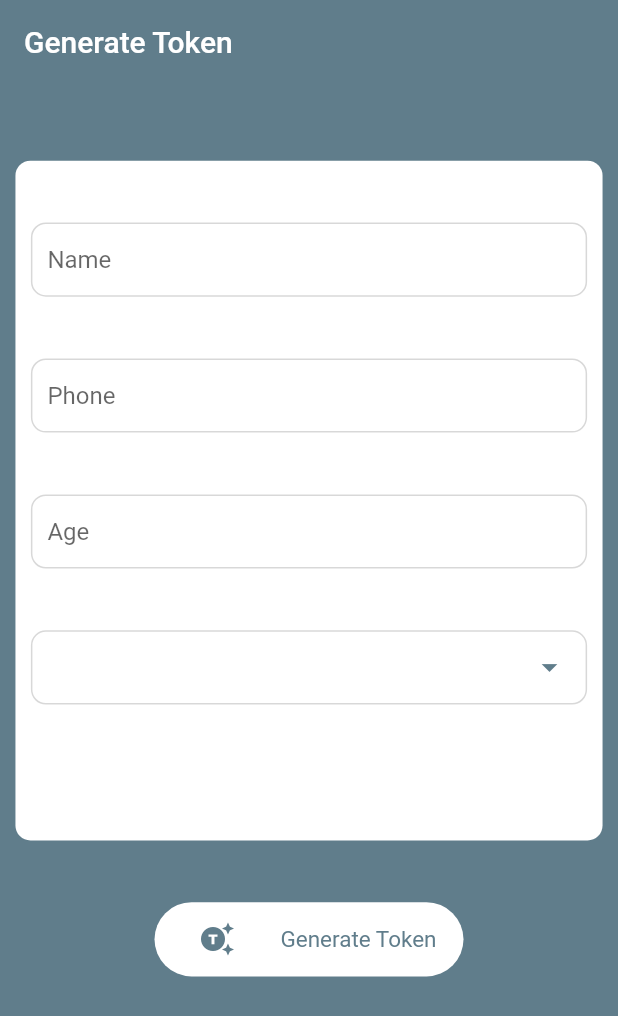
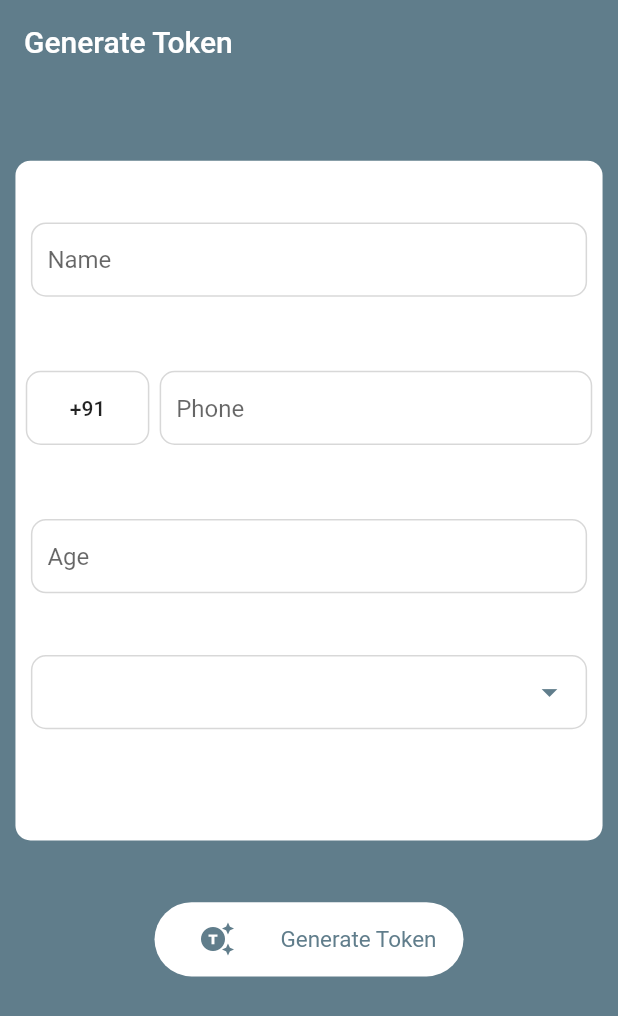
Before and after one commit to vicky-beerus/supportdesing, a Flutter app: the screen it shows after launch, item 3 of the bottom bar chosen, after a tap on the "add box" icon, on a phone screen of 412 x 824 dp. Shown: the top 1016 px of the screen. Run offline on Flutter 3.47's test engine with Material 2 defaults, Android fonts, the light colour scheme and no system bars; drawn by our look-alikes of country_code_picker, select_form_field; our stand-ins replace cloud_firestore, firebase_core; accounts and stored records are empty.

Commit message:
county code

```diff
--- a/lib/Modal/modal_datas.dart
+++ b/lib/Modal/modal_datas.dart
@@ -35,3 +35,12 @@ class UserModal {
       doctorId: json["doctor_id"],
       date: json['date']);
 }
+
+class DoctorModal {
+  String? doc_id;
+  String? phone;
+  String? doc_firstName;
+  String? doc_lastName;
+
+  DoctorModal({this.doc_id, this.phone, this.doc_firstName, this.doc_lastName});
+}
--- a/lib/generate_token/genaratetoken.dart
+++ b/lib/generate_token/genaratetoken.dart
@@ -1,4 +1,5 @@
 import 'package:cloud_firestore/cloud_firestore.dart';
+import 'package:country_code_picker/country_code_picker.dart';
 import 'package:flutter/material.dart';
 import 'package:intl/intl.dart';
 import 'package:supportclone/common_widgets/common_text.dart';
@@ -21,6 +22,8 @@ class _GenerateTokenState extends State<GenerateToken> {
   TextEditingController phoneNumberController = TextEditingController();
   TextEditingController ageController = TextEditingController();
   TextEditingController doctorController = TextEditingController();
+
+  var countryCode;
 
   List<Map<String, dynamic>> doctorData = [
     {"value": "1", "label": "Hari"},
@@ -76,11 +79,37 @@ class _GenerateTokenState extends State<GenerateToken> {
                     SizedBox(
                       height: h * 0.05,
                     ),
-                    CommonTextFormField(
-                      height: h * 0.06,
-                      width: w * 0.9,
-                      controller: phoneNumberController,
-                      hintText: "Phone",
+                    Container(
+                      height: h * 0.08,
+                      width: w,
+                      child: Row(
+                        mainAxisAlignment: MainAxisAlignment.spaceEvenly,
+                        children: [
+                          Container(
+                            height: h * 0.06,
+                            width: w * 0.2,
+                            decoration: BoxDecoration(
+                                borderRadius: BorderRadius.circular(10),
+                                border: Border.all(
+                                    color: Colors.grey.withOpacity(0.4))),
+                            child: CountryCodePicker(
+                              initialSelection: 'IN',
+                              showFlag: false,
+                              onChanged: (val) {
+                                setState(() {
+                                  countryCode = val;
+                                });
+                              },
+                            ),
+                          ),
+                          CommonTextFormField(
+                            height: h * 0.06,
+                            width: w * 0.7,
+                            controller: phoneNumberController,
+                            hintText: "Phone",
+                          ),
+                        ],
+                      ),
                     ),
                     SizedBox(
                       height: h * 0.05,
@@ -99,9 +128,6 @@ class _GenerateTokenState extends State<GenerateToken> {
                       height: h * 0.06,
                       width: w * 0.9,
                       textEditingController: doctorController,
-                    ),
-                    SizedBox(
-                      height: h * 0.05,
                     ),
                   ],
                 ),
@@ -172,4 +198,6 @@ class _GenerateTokenState extends State<GenerateToken> {
     final json = token.toJson();
     await posting.set(json);
   }
+
+  getDoctorsData() {}
 }
--- a/lib/home_page/homepage.dart
+++ b/lib/home_page/homepage.dart
@@ -1,6 +1,7 @@
 import 'package:flutter/cupertino.dart';
 import 'package:flutter/material.dart';
 import 'package:provider/provider.dart';
+import 'package:supportclone/common_widgets/common_text.dart';
 import 'package:supportclone/common_widgets/common_textformfield.dart';
 import 'package:supportclone/home_page/doctor_lists.dart';
 import 'package:supportclone/home_page/tab_page/complete_list.dart';
@@ -44,7 +45,21 @@ class _HomePageState extends State<HomePage> {
                 height: h * 0.1,
                 width: w,
                 decoration: BoxDecoration(color: Colors.blueGrey),
-              ))
+              )),
+              Container(
+                height: h * 0.08,
+                width: w,
+                // color: Colors.red,
+                child: ListTile(
+                    trailing: Icon(
+                      Icons.medical_information,
+                      color: Colors.blueGrey,
+                    ),
+                    title: CommonText(
+                      text: "Doctor",
+                      textSize: 17,
+                    )),
+              )
             ],
           ),
         ),
--- a/pubspec.yaml
+++ b/pubspec.yaml
@@ -33,6 +33,7 @@ dependencies:
   provider:
   select_form_field: "^2.2.0"
   intl:
+  country_code_picker: ^2.0.2
 
 
   # The following adds the Cupertino Icons font to your application.
```
Also changed, not shown: pubspec.lock.
